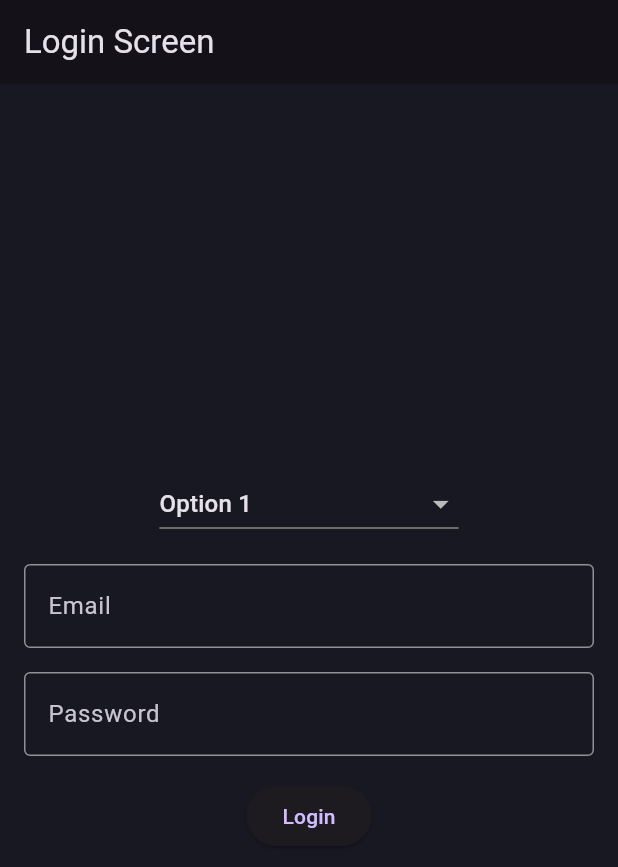
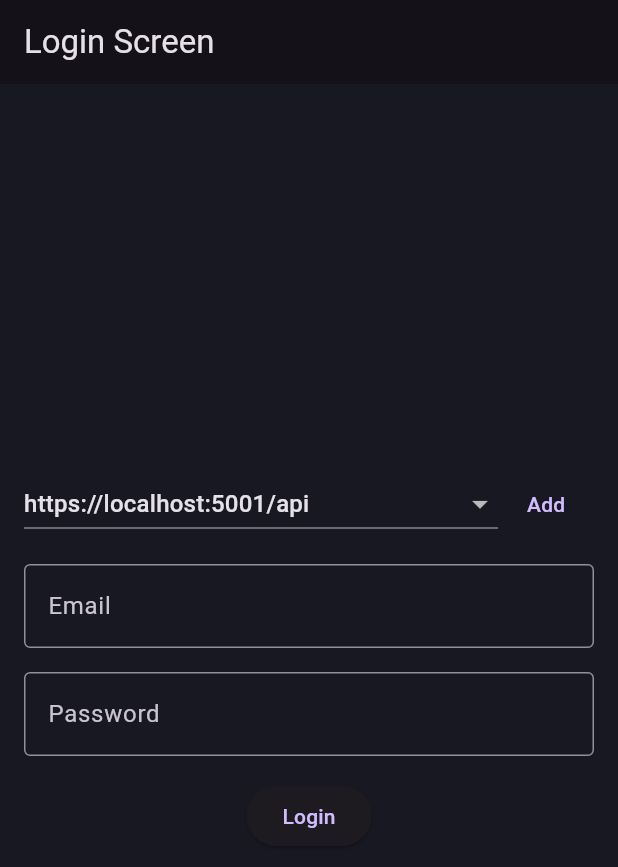
Before and after one commit to sfrenchy/Querier, a Flutter app: the screen it shows after launch, on a phone screen of 412 x 824 dp. Shown: the top 867 px of the screen. Run offline on Flutter 3.47's test engine with Material 3 defaults, Android fonts, the phone set to English and light mode, and no system bars; our stand-ins replace bloc, equatable, fl_chart, flutter_bloc, flutter_svg; Roboto replaces fonts that are missing (IBMPlexSans).

Commit message:
Login page (WIP)

```diff
--- a/querier/lib/main.dart
+++ b/querier/lib/main.dart
@@ -1,12 +1,11 @@
 import 'package:flutter/material.dart';
 import 'package:flutter_bloc/flutter_bloc.dart';
 import 'package:querier/const.dart';
-import 'package:querier/dashboard.dart';
 import 'package:querier/pages/login/login_screen.dart';
 import 'package:querier/pages/login/login_bloc.dart';
 
 void main() {
-  runApp(QuerierApp());
+  runApp(const QuerierApp());
 }
 
 class QuerierApp extends StatelessWidget {
--- a/querier/lib/pages/login/login_bloc.dart
+++ b/querier/lib/pages/login/login_bloc.dart
@@ -7,34 +7,35 @@ part 'login_state.dart';
 
 class LoginBloc extends Bloc<LoginEvent, LoginState> {
   final List<AvailableApiUrl> apiUrls = [
-    AvailableApiUrl(id: '1', url: 'Option 1'),
-    AvailableApiUrl(id: '2', url: 'Option 2'),
-    AvailableApiUrl(id: '3', url: 'Option 3'),
-    AvailableApiUrl(id: '4', url: 'Option 4'),
+    AvailableApiUrl(id: '1', url: 'https://localhost:5001/api'),
   ];
   AvailableApiUrl? selectedApiUrl;
 
   LoginBloc() : super(LoginInitial()) {
-    emit(DropdownOptionSelectedState(apiUrls, apiUrls.first)); // Modifié ici
+    emit(DropdownOptionSelectedState(apiUrls, apiUrls.first));
     selectedApiUrl = apiUrls.first;
     _emitDropdownState();
 
     on<LoginButtonPressed>((event, emit) async {
+      String url = event.apiUrl;
+      String username = event.email;
+      String password = event.password;
+      print(
+          "LoginButtonPressed - url: $url, email: $username, password: $password");
       try {
         await Future.delayed(const Duration(seconds: 2));
         if (event.email == "toto" && event.password == "tutu") {
           emit(LoginSuccess());
         } else {
-          emit(LoginFailure(error: "test exception"));
+          emit(const LoginFailure(error: "test exception"));
         }
       } catch (error) {
         emit(LoginFailure(error: error.toString()));
       }
     });
 
-    on<ApiUrlOptionEvent>((event, emit) {
+    on<ApiUrlChangeEvent>((event, emit) {
       selectedApiUrl = event.selectedApiUrl;
-      print("Selected option updated to: $selectedApiUrl"); // Debugging line
       _emitDropdownState();
     });
   }
--- a/querier/lib/pages/login/login_event.dart
+++ b/querier/lib/pages/login/login_event.dart
@@ -1,18 +1,18 @@
 part of 'login_bloc.dart';
-
-class ApiUrlOptionEvent extends LoginEvent {
-  final AvailableApiUrl selectedApiUrl;
-
-  ApiUrlOptionEvent(this.selectedApiUrl);
-  @override
-  String toString() => 'ApiUrlOptionEvent change [id: $selectedApiUrl.id]';
-}
 
 abstract class LoginEvent extends Equatable {
   const LoginEvent();
 
   @override
   List<Object> get props => [];
+}
+
+class ApiUrlChangeEvent extends LoginEvent {
+  final AvailableApiUrl selectedApiUrl;
+
+  ApiUrlChangeEvent(this.selectedApiUrl);
+  @override
+  String toString() => 'ApiUrlOptionEvent change [id: $selectedApiUrl.id]';
 }
 
 class LoginButtonPressed extends LoginEvent {
--- a/querier/lib/pages/login/login_screen.dart
+++ b/querier/lib/pages/login/login_screen.dart
@@ -4,7 +4,7 @@ import 'package:querier/model/available_api_url.dart';
 import 'login_bloc.dart';
 
 class LoginScreen extends StatefulWidget {
-  const LoginScreen({Key? key}) : super(key: key);
+  const LoginScreen({super.key});
 
   @override
   _LoginScreenState createState() => _LoginScreenState();
@@ -47,8 +47,8 @@ class _LoginScreenState extends State<LoginScreen> {
 
             // Vérification de l'état actuel pour récupérer les options et la sélection
             if (state is DropdownOptionSelectedState) {
-              selectedOption = state.selectedOption;
-              options = state.options;
+              selectedOption = state.selectedUrl;
+              options = state.urls;
               print(
                   "Current selected option in UI: $selectedOption"); // Debugging line
             }
@@ -58,9 +58,13 @@ class _LoginScreenState extends State<LoginScreen> {
               child: Column(
                 mainAxisAlignment: MainAxisAlignment.center,
                 children: <Widget>[
-                  DropdownButton<AvailableApiUrl>(
+                  Row(
+                    children: [
+                      Expanded(
+                        child: DropdownButton<AvailableApiUrl>(
+                          isExpanded: true,
                           value: selectedOption,
-                    hint: const Text("Sélectionnez une option"),
+                          hint: const Text("Sélectionnez un serveur"),
                           items: options.map((AvailableApiUrl apiUrl) {
                             return DropdownMenuItem<AvailableApiUrl>(
                               value: apiUrl,
@@ -69,11 +73,16 @@ class _LoginScreenState extends State<LoginScreen> {
                           }).toList(),
                           onChanged: (AvailableApiUrl? newValue) {
                             if (newValue != null) {
-                        print(
-                            "UI selected option: $newValue"); // Log pour vérifier la sélection de l’UI
-                        loginBloc.add(ApiUrlOptionEvent(newValue));
+                              loginBloc.add(ApiUrlChangeEvent(newValue));
                             }
                           },
+                        ),
+                      ),
+                      TextButton(
+                        onPressed: () {},
+                        child: const Text('Add'),
+                      )
+                    ],
                   ),
                   const SizedBox(height: 16),
                   TextFormField(
--- a/querier/lib/pages/login/login_state.dart
+++ b/querier/lib/pages/login/login_state.dart
@@ -3,16 +3,13 @@ part of 'login_bloc.dart';
 abstract class DropdownState {}
 
 class DropdownOptionSelectedState extends LoginState {
-  final List<AvailableApiUrl> options; // Changer ici
-  final AvailableApiUrl selectedOption; // Changer ici
+  final List<AvailableApiUrl> urls;
+  final AvailableApiUrl selectedUrl;
 
-  const DropdownOptionSelectedState(this.options, this.selectedOption);
+  const DropdownOptionSelectedState(this.urls, this.selectedUrl);
 
   @override
-  List<Object> get props => [
-        options,
-        selectedOption
-      ]; // Ajoutez cela pour que l'état soit équitablement comparé.
+  List<Object> get props => [urls, selectedUrl];
 }
 
 abstract class LoginState extends Equatable {
--- a/querier/pubspec.yaml
+++ b/querier/pubspec.yaml
@@ -39,6 +39,8 @@ dependencies:
   flutter_svg: ^2.0.11
   fl_chart: ^0.69.0
   connectivity: ^3.0.6
+  equatable: ^2.0.5
+  bloc: ^8.1.4
 
 dev_dependencies:
   flutter_test:
```
Also changed, not shown: querier/pubspec.lock. Lines whose indentation alone changed are shown as unchanged.
